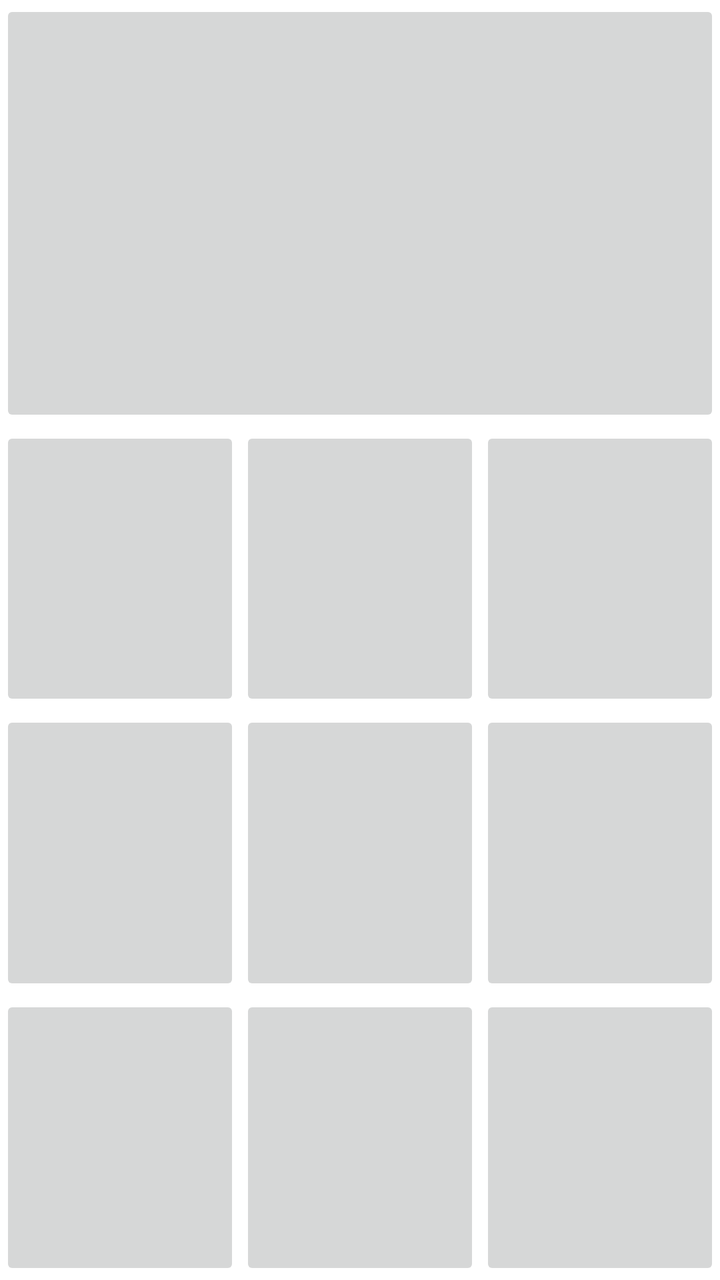
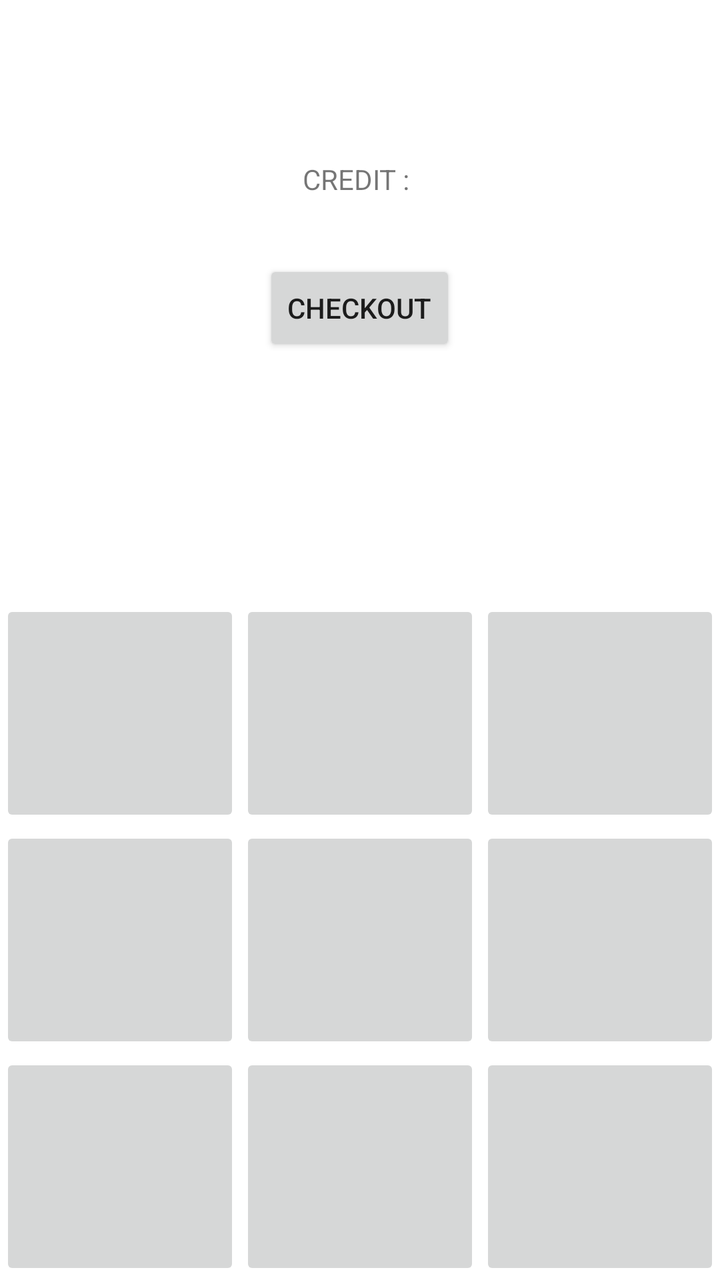

Screens rendered from an Android XML layout before and after an edit, with the pre-edit source and the edit as a unified diff.
<!-- AndroidManifest.xml: application theme Theme.Gnr26AndroidFri6_Sat7 -->
<!-- res/layout/activity_game_play_screen.xml -->
<?xml version="1.0" encoding="utf-8"?>
<RelativeLayout xmlns:android="http://schemas.android.com/apk/res/android"
    xmlns:app="http://schemas.android.com/apk/res-auto"
    xmlns:tools="http://schemas.android.com/tools"
    android:id="@+id/main"
    android:layout_width="match_parent"
    android:layout_height="match_parent"
    tools:context=".diamond_game.GamePlayScreen">



    <LinearLayout
        android:layout_width="match_parent"
        android:layout_height="match_parent"
        android:orientation="vertical"
        >


        <ImageButton
            android:layout_width="match_parent"
            android:layout_height="0dp"
            android:layout_weight="1"
            />


        <LinearLayout
            android:layout_width="match_parent"
            android:layout_height="0dp"
            android:layout_weight="2"
            android:orientation="vertical"
            >


            <LinearLayout
                android:layout_width="match_parent"
                android:layout_height="0dp"
                android:layout_weight="1"
                >

                    <ImageButton
                        android:layout_width="0dp"
                        android:layout_height="match_parent"
                        android:layout_weight="1"
                        />

                <ImageButton
                    android:layout_width="0dp"
                    android:layout_height="match_parent"
                    android:layout_weight="1"
                    />

                <ImageButton
                    android:layout_width="0dp"
                    android:layout_height="match_parent"
                    android:layout_weight="1"
                    />

            </LinearLayout>


            <LinearLayout
                android:layout_width="match_parent"
                android:layout_height="0dp"
                android:layout_weight="1"
                >

                <ImageButton
                    android:layout_width="0dp"
                    android:layout_height="match_parent"
                    android:layout_weight="1"
                    />

                <ImageButton
                    android:layout_width="0dp"
                    android:layout_height="match_parent"
                    android:layout_weight="1"
                    />

                <ImageButton
                    android:layout_width="0dp"
                    android:layout_height="match_parent"
                    android:layout_weight="1"
                    />


            </LinearLayout>


            <LinearLayout
                android:layout_width="match_parent"
                android:layout_height="0dp"
                android:layout_weight="1"
                >

                <ImageButton
                    android:layout_width="0dp"
                    android:layout_height="match_parent"
                    android:layout_weight="1"
                    />

                <ImageButton
                    android:layout_width="0dp"
                    android:layout_height="match_parent"
                    android:layout_weight="1"
                    />

                <ImageButton
                    android:layout_width="0dp"
                    android:layout_height="match_parent"
                    android:layout_weight="1"
                    />


            </LinearLayout>


        </LinearLayout>

    </LinearLayout>

</RelativeLayout>
<!-- resources referenced by this layout -->
<resources>
  <style name="Theme.Gnr26AndroidFri6_Sat7" parent="Theme.MaterialComponents.DayNight.NoActionBar">
          
          <item name="colorPrimary">@color/purple_500</item>
          <item name="colorPrimaryVariant">@color/purple_700</item>
          <item name="colorOnPrimary">@color/white</item>
          
          <item name="colorSecondary">@color/teal_200</item>
          <item name="colorSecondaryVariant">@color/teal_700</item>
          <item name="colorOnSecondary">@color/black</item>
          
          <item name="android:statusBarColor">?attr/colorPrimaryVariant</item>
          
      </style>
  <color name="purple_500">#FF6200EE</color>
  <color name="purple_700">#FF3700B3</color>
  <color name="white">#FFFFFFFF</color>
  <color name="teal_200">#FF03DAC5</color>
  <color name="teal_700">#FF018786</color>
  <color name="black">#FF000000</color>
</resources>

<!-- the commit's change to res/layout/activity_game_play_screen.xml (unified diff, before → after) -->
@@ -7,115 +7,53 @@
     android:layout_height="match_parent"
     tools:context=".diamond_game.GamePlayScreen">
 
+   <TextView
+       android:layout_width="wrap_content"
+       android:layout_height="50dp"
+       android:text="CREDIT : "
+       android:layout_marginTop="80dp"
+       android:layout_centerHorizontal="true"
+        android:id="@+id/tvGamePlayCredit"
+       />
+
+    <Button
+        android:layout_width="wrap_content"
+        android:layout_height="wrap_content"
+        android:text="Checkout"
+        android:layout_below="@+id/tvGamePlayCredit"
+        android:layout_centerHorizontal="true"
+        android:id="@+id/btnGamePlayCheckout"
+        />
 
 
-    <LinearLayout
-        android:layout_width="match_parent"
-        android:layout_height="match_parent"
-        android:orientation="vertical"
-        >
+  <GridLayout
+      android:layout_marginTop="300dp"
+      android:layout_width="match_parent"
+      android:layout_height="match_parent"
+      android:rowCount="3"
+      android:columnCount="3"
+      >
+
+    <ImageButton android:id="@+id/imgBtnGamePlay1" android:layout_height="0dp" android:layout_width="0dp"  android:layout_rowWeight="1" android:layout_columnWeight="1" />
+
+      <ImageButton android:id="@+id/imgBtnGamePlay2" android:layout_height="0dp" android:layout_width="0dp"  android:layout_rowWeight="1" android:layout_columnWeight="1" />
+
+      <ImageButton android:id="@+id/imgBtnGamePlay3" android:layout_height="0dp" android:layout_width="0dp"  android:layout_rowWeight="1" android:layout_columnWeight="1" />
 
 
-        <ImageButton
-            android:layout_width="match_parent"
-            android:layout_height="0dp"
-            android:layout_weight="1"
-            />
+      <ImageButton android:id="@+id/imgBtnGamePlay4" android:layout_height="0dp" android:layout_width="0dp"  android:layout_rowWeight="1" android:layout_columnWeight="1" />
+
+      <ImageButton android:id="@+id/imgBtnGamePlay5"  android:layout_height="0dp" android:layout_width="0dp"  android:layout_rowWeight="1" android:layout_columnWeight="1" />
+
+      <ImageButton android:id="@+id/imgBtnGamePlay6" android:layout_height="0dp" android:layout_width="0dp"  android:layout_rowWeight="1" android:layout_columnWeight="1" />
+
+      <ImageButton android:id="@+id/imgBtnGamePlay7" android:layout_height="0dp" android:layout_width="0dp"  android:layout_rowWeight="1" android:layout_columnWeight="1" />
+
+      <ImageButton android:id="@+id/imgBtnGamePlay8" android:layout_height="0dp" android:layout_width="0dp"  android:layout_rowWeight="1" android:layout_columnWeight="1" />
+
+      <ImageButton android:id="@+id/imgBtnGamePlay9" android:layout_height="0dp" android:layout_width="0dp"  android:layout_rowWeight="1" android:layout_columnWeight="1" />
 
 
-        <LinearLayout
-            android:layout_width="match_parent"
-            android:layout_height="0dp"
-            android:layout_weight="2"
-            android:orientation="vertical"
-            >
 
-
-            <LinearLayout
-                android:layout_width="match_parent"
-                android:layout_height="0dp"
-                android:layout_weight="1"
-                >
-
-                    <ImageButton
-                        android:layout_width="0dp"
-                        android:layout_height="match_parent"
-                        android:layout_weight="1"
-                        />
-
-                <ImageButton
-                    android:layout_width="0dp"
-                    android:layout_height="match_parent"
-                    android:layout_weight="1"
-                    />
-
-                <ImageButton
-                    android:layout_width="0dp"
-                    android:layout_height="match_parent"
-                    android:layout_weight="1"
-                    />
-
-            </LinearLayout>
-
-
-            <LinearLayout
-                android:layout_width="match_parent"
-                android:layout_height="0dp"
-                android:layout_weight="1"
-                >
-
-                <ImageButton
-                    android:layout_width="0dp"
-                    android:layout_height="match_parent"
-                    android:layout_weight="1"
-                    />
-
-                <ImageButton
-                    android:layout_width="0dp"
-                    android:layout_height="match_parent"
-                    android:layout_weight="1"
-                    />
-
-                <ImageButton
-                    android:layout_width="0dp"
-                    android:layout_height="match_parent"
-                    android:layout_weight="1"
-                    />
-
-
-            </LinearLayout>
-
-
-            <LinearLayout
-                android:layout_width="match_parent"
-                android:layout_height="0dp"
-                android:layout_weight="1"
-                >
-
-                <ImageButton
-                    android:layout_width="0dp"
-                    android:layout_height="match_parent"
-                    android:layout_weight="1"
-                    />
-
-                <ImageButton
-                    android:layout_width="0dp"
-                    android:layout_height="match_parent"
-                    android:layout_weight="1"
-                    />
-
-                <ImageButton
-                    android:layout_width="0dp"
-                    android:layout_height="match_parent"
-                    android:layout_weight="1"
-                    />
-
-
-            </LinearLayout>
-
-
-        </LinearLayout>
-
-    </LinearLayout>
-
+  </GridLayout>
 </RelativeLayout>
